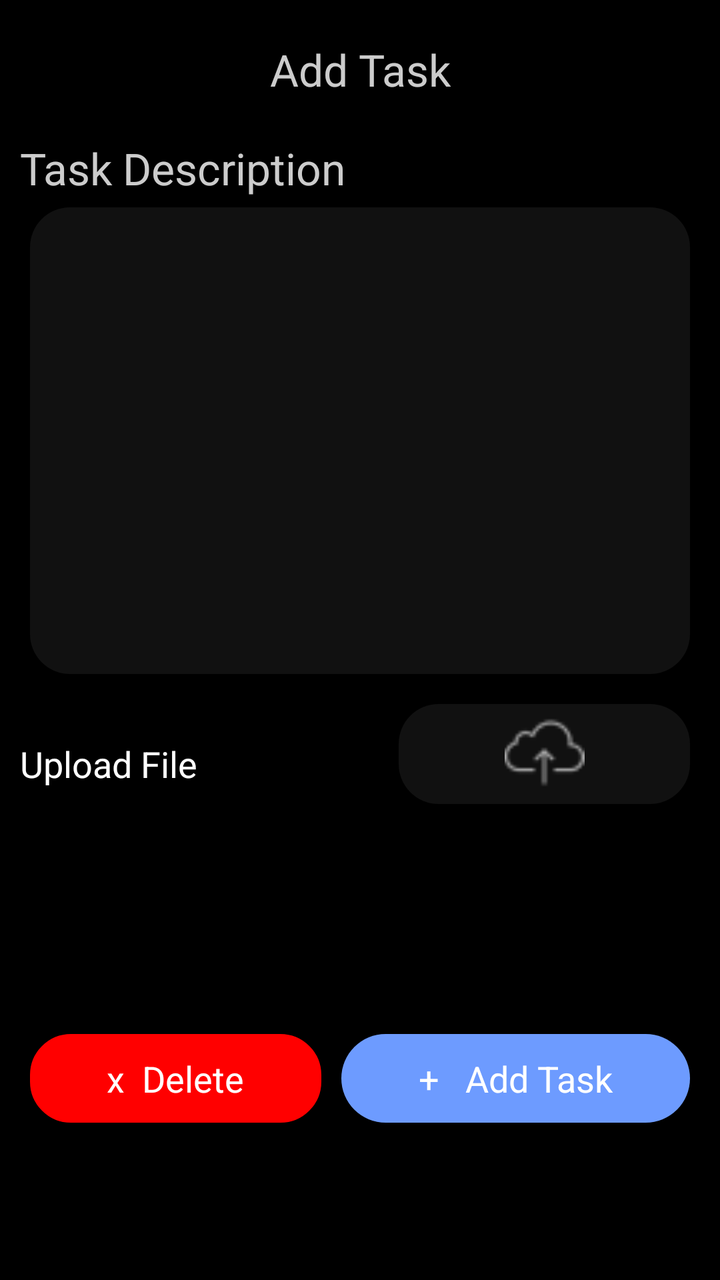
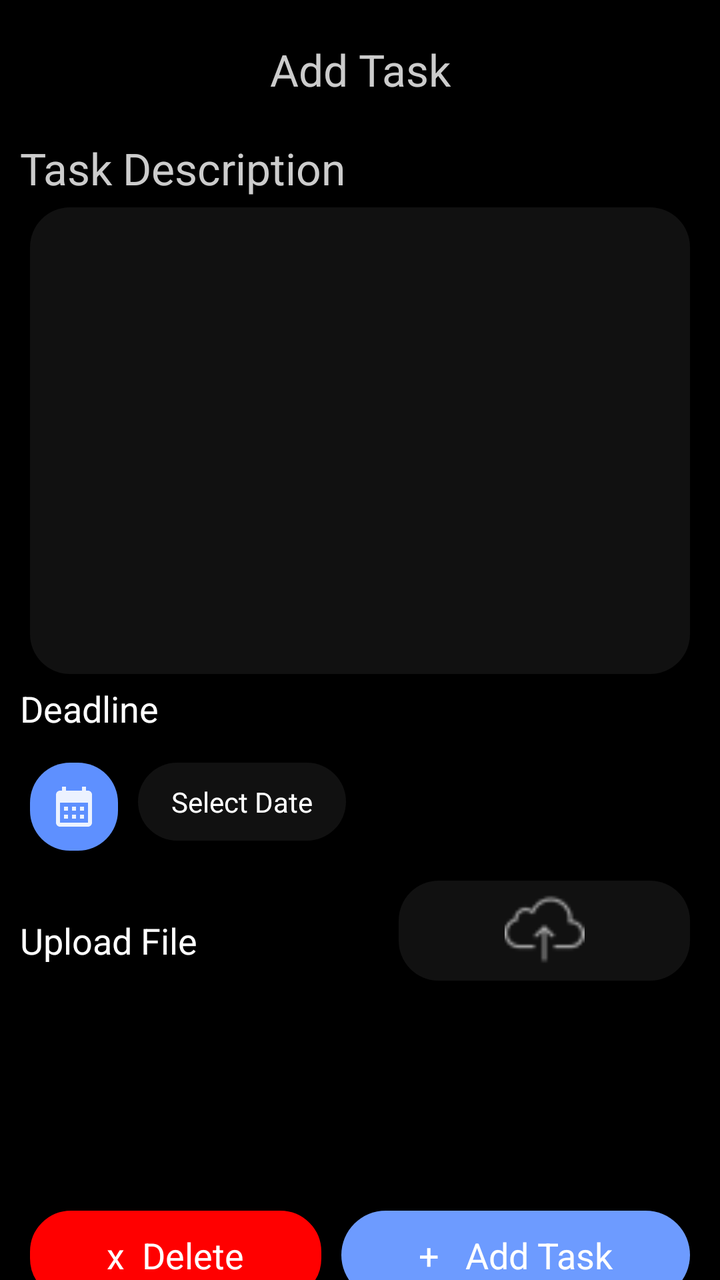

The first picture is an Android layout as it rendered before a commit; the second is the same layout after the commit. The layout source and the unified diff follow.
<!-- AndroidManifest.xml: application theme AppTheme -->
<!-- res/layout/fragment_new_task.xml -->
<?xml version="1.0" encoding="utf-8"?>
<layout>

    <LinearLayout xmlns:android="http://schemas.android.com/apk/res/android"
        xmlns:app="http://schemas.android.com/apk/res-auto"
        xmlns:tools="http://schemas.android.com/tools"
        android:layout_width="match_parent"
        android:layout_height="match_parent"
        android:background="@android:color/black"
        android:clickable="true"
        android:orientation="vertical"
        android:padding="@dimen/_10dp"
        tools:context=".manager.activity.fragment.NewTaskFragment">

        <LinearLayout
            android:layout_width="match_parent"
            android:layout_height="wrap_content"
            android:layout_marginTop="10dp"
            android:layout_marginBottom="@dimen/_20dp">

            <ImageView

                android:id="@+id/backBtn"
                android:layout_width="wrap_content"
                android:layout_height="wrap_content"
                android:layout_marginStart="25dp"
                android:visibility="gone"
                android:src="@drawable/backbutton" />

            <TextView
                android:layout_width="match_parent"
                android:layout_height="wrap_content"
                android:gravity="center"
                android:text="Add Task"
                android:textColor="@color/greyforText"
                android:textSize="22sp" />
        </LinearLayout>

        <TextView
            android:layout_width="match_parent"
            android:layout_height="wrap_content"
            android:gravity="start"
            android:text="Task Description"
            android:textColor="@color/greyforText"
            android:textSize="22sp" />
<ScrollView
    android:layout_width="match_parent"
    android:layout_margin="5dp"
    android:fillViewport="true"
    android:layout_height="wrap_content">

        <EditText
            android:id="@+id/taskDescription"
            android:layout_width="match_parent"
            android:layout_height="wrap_content"
            android:textColor="@color/white"
            android:isScrollContainer="true"
            android:inputType="textMultiLine"

            android:background="@drawable/grey_bg_rounded"
            android:lines="10"
            android:padding="10dp" />
</ScrollView>

        <LinearLayout
            android:layout_width="match_parent"
            android:layout_height="wrap_content"
            android:layout_marginTop="@dimen/_10"
            android:gravity="center"
            android:orientation="horizontal"
            android:weightSum="2">

            <TextView
                android:layout_width="wrap_content"
                android:layout_height="wrap_content"
                android:layout_weight="1"
                android:text="Upload File"
                android:textColor="@color/white"
                android:textSize="18dp" />

            <ImageView
                android:id="@+id/uploadDoc"
                android:layout_width="50dp"
                android:layout_height="50dp"
                android:layout_gravity="end"
                android:layout_margin="@dimen/_5dp"
                android:layout_weight="1"
                android:background="@drawable/grey_bg_rounded"
                android:padding="@dimen/_5dp"
                android:src="@drawable/uploadwhite" />
            <TextView
                android:id="@+id/uploadDocname"
                android:layout_width="wrap_content"
                android:layout_height="wrap_content"
                android:layout_gravity="end"
                android:layout_margin="@dimen/_5dp"
                android:layout_weight="1"
                android:paddingTop="@dimen/_20dp"
                android:visibility="gone"
                android:drawableEnd="@drawable/baseline_close_24"
                android:gravity="center"
                android:src="@drawable/uploadwhite"
                android:text="naskdn"
                android:textColor="@color/white"
              />
        </LinearLayout>

        <LinearLayout
            android:layout_width="match_parent"
            android:layout_height="wrap_content"
            android:layout_marginTop="@dimen/_100dp"
            android:gravity="center"
            android:orientation="horizontal"
            android:weightSum="2">

            <TextView
                android:id="@+id/delete"
                android:layout_width="wrap_content"
                android:layout_height="wrap_content"
                android:layout_margin="@dimen/_5dp"
                android:layout_weight="1"
                android:background="@drawable/delete_btn"
                android:gravity="center"
                android:paddingTop="@dimen/_10"
                android:paddingBottom="@dimen/_10"
                android:text="x  Delete"
                android:textColor="@color/white"
                android:textSize="18dp" />

            <TextView
                android:id="@+id/assignTask"
                android:layout_width="wrap_content"
                android:layout_height="wrap_content"
                android:layout_margin="5dp"
                android:layout_weight="1"
                android:background="@drawable/attendancebutton"
                android:gravity="center"
                android:paddingTop="@dimen/_10"
                android:paddingBottom="@dimen/_10"
                android:text="+   Add Task"
                android:textColor="@color/white"
                android:textSize="18dp" />


        </LinearLayout>
    </LinearLayout>
</layout>
<!-- resources referenced by this layout -->
<resources>
  <color name="greyforText">#CCCCCC</color>
  <color name="white">#FFFFFF</color>
  <dimen name="_10">10dp</dimen>
  <dimen name="_100dp">100dp</dimen>
  <dimen name="_10dp">10dp</dimen>
  <dimen name="_20dp">20dp</dimen>
  <dimen name="_5dp">5dp</dimen>
  <!-- drawable attendancebutton (drawable) -->
  <shape xmlns:android="http://schemas.android.com/apk/res/android"
      android:shape="rectangle">
      <solid android:color="#6D9BFF"/>
      <corners android:radius="25dp" /> 
  </shape>
  <!-- drawable backbutton: png bitmap (drawable, 227 bytes) -->
  <!-- drawable baseline_close_24 (drawable) -->
  <vector xmlns:android="http://schemas.android.com/apk/res/android" android:alpha="0.88" android:height="24dp" android:tint="#FFFFFF" android:viewportHeight="24" android:viewportWidth="24" android:width="24dp">
        
      <path android:fillColor="@android:color/white" android:pathData="M19,6.41L17.59,5 12,10.59 6.41,5 5,6.41 10.59,12 5,17.59 6.41,19 12,13.41 17.59,19 19,17.59 13.41,12z"/>
      
  </vector>
  <!-- drawable delete_btn (drawable) -->
  <shape xmlns:android="http://schemas.android.com/apk/res/android"
      android:shape="rectangle">
      <solid android:color="#FF0000" /> 
      <corners android:radius="20dp" />
      <stroke
          android:width="1dp"
          android:color="#FF0000"
          />
  </shape>
  <!-- drawable grey_bg_rounded (drawable) -->
  <?xml version="1.0" encoding="utf-8"?>
  <shape xmlns:android="http://schemas.android.com/apk/res/android"
      android:shape="rectangle">
  <solid android:color="@color/greyBackground"/>
      <corners android:radius="@dimen/_20dp"/>
  </shape>
  <!-- drawable uploadwhite: png bitmap (drawable, 905 bytes) -->
  <style name="AppTheme" parent="Theme.MaterialComponents.Light.NoActionBar">
          <item name="colorPrimaryDark">@color/black</item>
          <item name="colorSurface">@color/white</item>
      </style>
  <color name="greyBackground">#111111</color>
  <color name="black">#FF000000</color>
</resources>

<!-- the commit's change to res/layout/fragment_new_task.xml (unified diff, before → after) -->
@@ -1,13 +1,18 @@
 <?xml version="1.0" encoding="utf-8"?>
 <layout>
+<ScrollView
+    xmlns:android="http://schemas.android.com/apk/res/android"
+    xmlns:app="http://schemas.android.com/apk/res-auto"
+    xmlns:tools="http://schemas.android.com/tools"
+    android:layout_width="match_parent"
+    android:background="@android:color/black"
+    android:clickable="true"
+    android:layout_height="match_parent">
 
-    <LinearLayout xmlns:android="http://schemas.android.com/apk/res/android"
-        xmlns:app="http://schemas.android.com/apk/res-auto"
-        xmlns:tools="http://schemas.android.com/tools"
+    <LinearLayout
         android:layout_width="match_parent"
         android:layout_height="match_parent"
-        android:background="@android:color/black"
-        android:clickable="true"
+
         android:orientation="vertical"
         android:padding="@dimen/_10dp"
         tools:context=".manager.activity.fragment.NewTaskFragment">
@@ -24,8 +29,8 @@
                 android:layout_width="wrap_content"
                 android:layout_height="wrap_content"
                 android:layout_marginStart="25dp"
-                android:visibility="gone"
-                android:src="@drawable/backbutton" />
+                android:src="@drawable/backbutton"
+                android:visibility="gone" />
 
             <TextView
                 android:layout_width="match_parent"
@@ -43,26 +48,68 @@
             android:text="Task Description"
             android:textColor="@color/greyforText"
             android:textSize="22sp" />
-<ScrollView
-    android:layout_width="match_parent"
-    android:layout_margin="5dp"
-    android:fillViewport="true"
-    android:layout_height="wrap_content">
 
-        <EditText
-            android:id="@+id/taskDescription"
+        <ScrollView
             android:layout_width="match_parent"
             android:layout_height="wrap_content"
+            android:layout_margin="5dp"
+            android:fillViewport="true">
+
+            <EditText
+                android:id="@+id/taskDescription"
+                android:layout_width="match_parent"
+                android:layout_height="wrap_content"
+                android:layout_gravity="top"
+                android:background="@drawable/grey_bg_rounded"
+                android:gravity="top"
+                android:inputType="textMultiLine"
+                android:isScrollContainer="true"
+                android:lines="10"
+                android:padding="10dp"
+                android:textColor="@color/white" />
+        </ScrollView>
+
+        <TextView
+            android:layout_width="wrap_content"
+            android:layout_height="wrap_content"
+            android:layout_weight="1"
+            android:text="Deadline"
             android:textColor="@color/white"
-            android:isScrollContainer="true"
-            android:inputType="textMultiLine"
+            android:textSize="18dp" />
+        <LinearLayout
+            android:layout_width="match_parent"
+            android:layout_height="wrap_content"
+            android:layout_marginTop="@dimen/_10"
+            android:gravity="start"
+            android:orientation="horizontal"
+            android:weightSum="2">
 
-            android:background="@drawable/grey_bg_rounded"
-            android:lines="10"
-            android:padding="10dp" />
-</ScrollView>
 
-        <LinearLayout
+            <ImageView
+                android:id="@+id/calender"
+                android:layout_width="wrap_content"
+                android:layout_height="wrap_content"
+                android:layout_margin="@dimen/_5dp"
+                android:background="@drawable/blue_bg"
+                android:padding="@dimen/_10"
+                android:src="@drawable/baseline_calendar_month_24" />
+
+            <TextView
+                android:id="@+id/deadline"
+                android:layout_width="wrap_content"
+                android:layout_height="wrap_content"
+                android:layout_margin="@dimen/_5dp"
+                android:layout_marginStart="@dimen/_10dp"
+                android:background="@drawable/grey_bg_rounded"
+                android:gravity="center"
+                android:maxLines="5"
+                android:padding="@dimen/_10"
+                android:text="  Select Date  "
+                android:textColor="@color/white"
+                android:textColorHint="@color/white"
+                android:textSize="14sp" />
+        </LinearLayout>
+ <LinearLayout
             android:layout_width="match_parent"
             android:layout_height="wrap_content"
             android:layout_marginTop="@dimen/_10"
@@ -88,6 +135,7 @@
                 android:background="@drawable/grey_bg_rounded"
                 android:padding="@dimen/_5dp"
                 android:src="@drawable/uploadwhite" />
+
             <TextView
                 android:id="@+id/uploadDocname"
                 android:layout_width="wrap_content"
@@ -95,14 +143,13 @@
                 android:layout_gravity="end"
                 android:layout_margin="@dimen/_5dp"
                 android:layout_weight="1"
-                android:paddingTop="@dimen/_20dp"
-                android:visibility="gone"
                 android:drawableEnd="@drawable/baseline_close_24"
                 android:gravity="center"
+                android:paddingTop="@dimen/_20dp"
                 android:src="@drawable/uploadwhite"
                 android:text="naskdn"
                 android:textColor="@color/white"
-              />
+                android:visibility="gone" />
         </LinearLayout>
 
         <LinearLayout
@@ -144,4 +191,6 @@
 
         </LinearLayout>
     </LinearLayout>
+</ScrollView>
+
 </layout>
<!-- resource entries referenced after the edit -->
@@ -14,12 +14,25 @@
       <corners android:radius="25dp" /> 
   </shape>
   <!-- drawable backbutton: png bitmap (drawable, 227 bytes) -->
+  <!-- drawable baseline_calendar_month_24 (drawable) -->
+  <vector xmlns:android="http://schemas.android.com/apk/res/android" android:alpha="0.88" android:height="24dp" android:tint="#FFFFFF" android:viewportHeight="24" android:viewportWidth="24" android:width="24dp">
+        
+      <path android:fillColor="@android:color/white" android:pathData="M19,4h-1V2h-2v2H8V2H6v2H5C3.89,4 3.01,4.9 3.01,6L3,20c0,1.1 0.89,2 2,2h14c1.1,0 2,-0.9 2,-2V6C21,4.9 20.1,4 19,4zM19,20H5V10h14V20zM9,14H7v-2h2V14zM13,14h-2v-2h2V14zM17,14h-2v-2h2V14zM9,18H7v-2h2V18zM13,18h-2v-2h2V18zM17,18h-2v-2h2V18z"/>
+      
+  </vector>
   <!-- drawable baseline_close_24 (drawable) -->
   <vector xmlns:android="http://schemas.android.com/apk/res/android" android:alpha="0.88" android:height="24dp" android:tint="#FFFFFF" android:viewportHeight="24" android:viewportWidth="24" android:width="24dp">
         
       <path android:fillColor="@android:color/white" android:pathData="M19,6.41L17.59,5 12,10.59 6.41,5 5,6.41 10.59,12 5,17.59 6.41,19 12,13.41 17.59,19 19,17.59 13.41,12z"/>
       
   </vector>
+  <!-- drawable blue_bg (drawable) -->
+  <?xml version="1.0" encoding="utf-8"?>
+  <shape xmlns:android="http://schemas.android.com/apk/res/android"
+      android:shape="rectangle">
+      <solid android:color="@color/lightBlue"/>
+  <corners android:radius="@dimen/_20dp"/>
+  </shape>
   <!-- drawable delete_btn (drawable) -->
   <shape xmlns:android="http://schemas.android.com/apk/res/android"
       android:shape="rectangle">
@@ -42,6 +55,7 @@
           <item name="colorPrimaryDark">@color/black</item>
           <item name="colorSurface">@color/white</item>
       </style>
+  <color name="lightBlue">#5E90FF</color>
   <color name="greyBackground">#111111</color>
   <color name="black">#FF000000</color>
 </resources>
